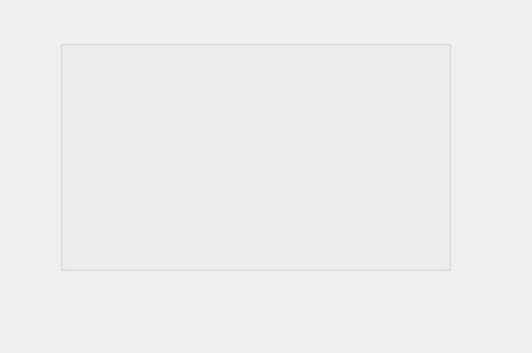
Qt form Restaurant/selecttable.ui (PG98/2017SepQt) before a commit.
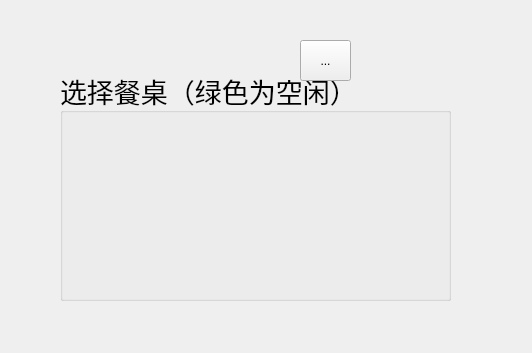
The same form after that commit. Icons and pictures are not drawn.

What changed in the file:
```diff
--- a/Restaurant/selecttable.ui
+++ b/Restaurant/selecttable.ui
@@ -17,13 +17,44 @@
    <property name="geometry">
     <rect>
      <x>60</x>
-     <y>40</y>
+     <y>70</y>
      <width>391</width>
      <height>231</height>
     </rect>
    </property>
+   <property name="font">
+    <font>
+     <family>STKaiti</family>
+     <pointsize>20</pointsize>
+    </font>
+   </property>
    <property name="title">
-    <string/>
+    <string>选择餐桌（绿色为空闲）</string>
+   </property>
+  </widget>
+  <widget class="QToolButton" name="toolButton">
+   <property name="geometry">
+    <rect>
+     <x>300</x>
+     <y>40</y>
+     <width>51</width>
+     <height>41</height>
+    </rect>
+   </property>
+   <property name="styleSheet">
+    <string notr="true">    QPushButton{
+    color: white;
+    font: bold 10pt;
+    border:none;
+    min-height: 24px;
+    min-width: 60px;
+    background-color:rgba(255,255,255,0);
+    background-image :url(:/buttons/refresh.png) 
+    
+}</string>
+   </property>
+   <property name="text">
+    <string>...</string>
    </property>
   </widget>
  </widget>
```
